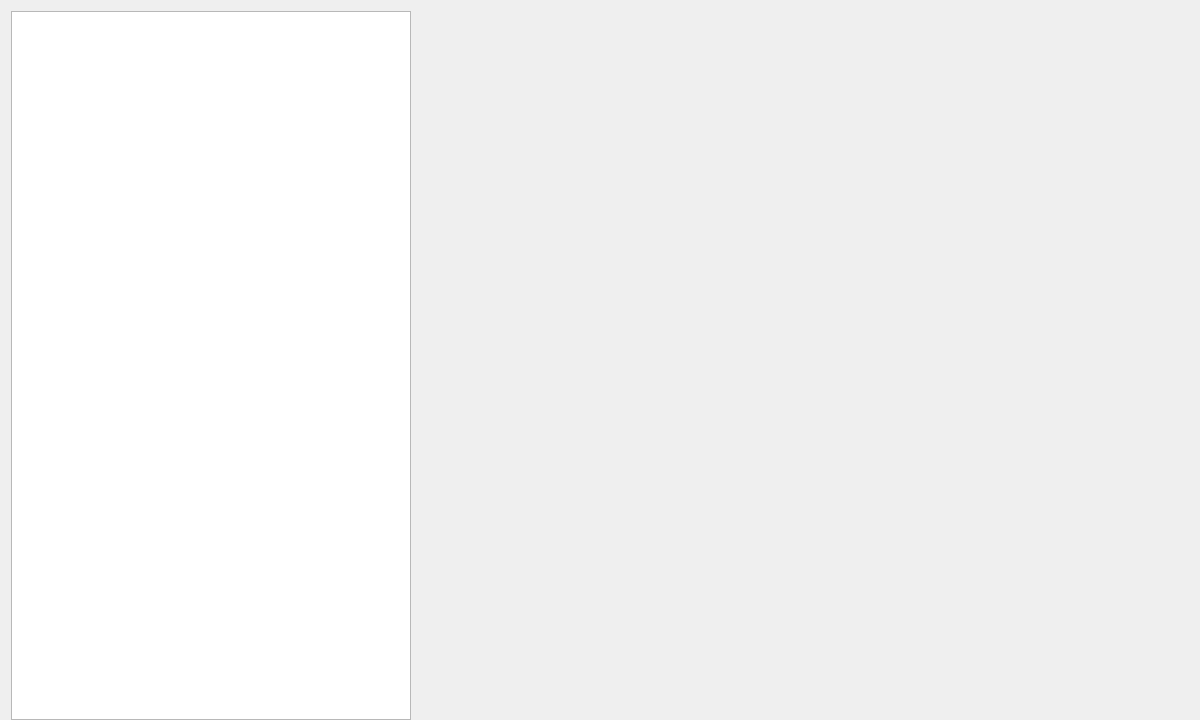
Before: the Qt Designer form Tasker/CommStatsQWidget.ui in thebigG/Tasker, drawn with Qt 5.
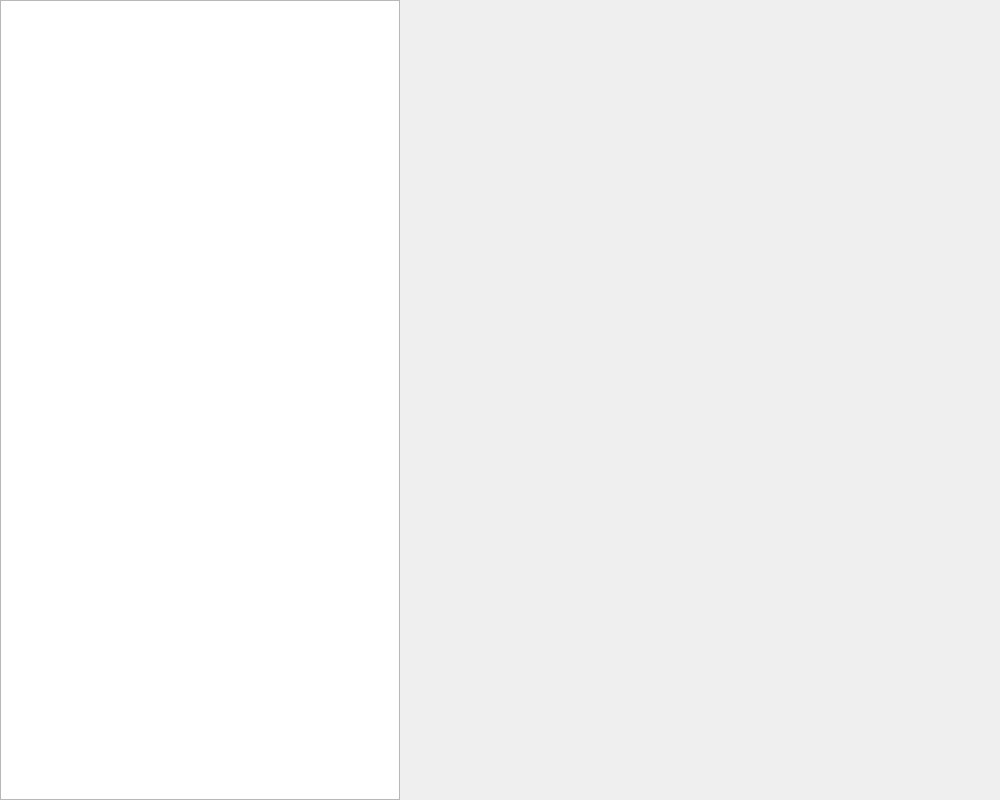
After: the same form once the commit is applied.

Commit message: Weekly Snapshots: Still in early stages of weekly snapshots. The goal is for the users to be able to know the status of their commitments with a simply glance at a weekly chart that has all of their weekly data about the commitments they are committing to.

What changed in the file:
```diff
--- a/Tasker/CommStatsQWidget.ui
+++ b/Tasker/CommStatsQWidget.ui
@@ -6,26 +6,35 @@
    <rect>
     <x>0</x>
     <y>0</y>
-    <width>1200</width>
-    <height>720</height>
+    <width>1000</width>
+    <height>800</height>
    </rect>
   </property>
+  <property name="minimumSize">
+   <size>
+    <width>1000</width>
+    <height>800</height>
+   </size>
+  </property>
   <property name="maximumSize">
    <size>
-    <width>16777215</width>
-    <height>1200</height>
+    <width>1000</width>
+    <height>800</height>
    </size>
   </property>
   <property name="windowTitle">
    <string>Tasker - My Commitments</string>
   </property>
   <layout class="QGridLayout" name="gridLayout">
+   <property name="leftMargin">
+    <number>0</number>
+   </property>
+   <property name="topMargin">
+    <number>0</number>
+   </property>
    <property name="bottomMargin">
     <number>0</number>
    </property>
-   <item row="0" column="1">
-    <widget class="QWidget" name="commitmentReportQWidget" native="true"/>
-   </item>
    <item row="0" column="0">
     <widget class="QTreeWidget" name="commitmentsQTreeWidget">
      <property name="enabled">
@@ -83,6 +92,9 @@
      </column>
     </widget>
    </item>
+   <item row="0" column="1">
+    <widget class="QWidget" name="commStatsHubQWidget" native="true"/>
+   </item>
   </layout>
  </widget>
  <resources/>
```
The commit also changes 8 other files.
